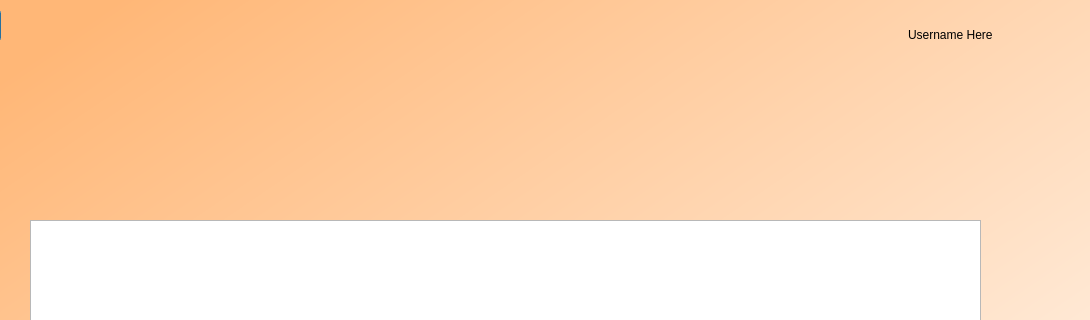
Before: the Qt Designer form adminMngmnt.ui in cnTalon/READ, drawn with Qt 5; both pictures show x 110 to 1200 and y 0 to 320 of the 1200 by 802 pixel window.
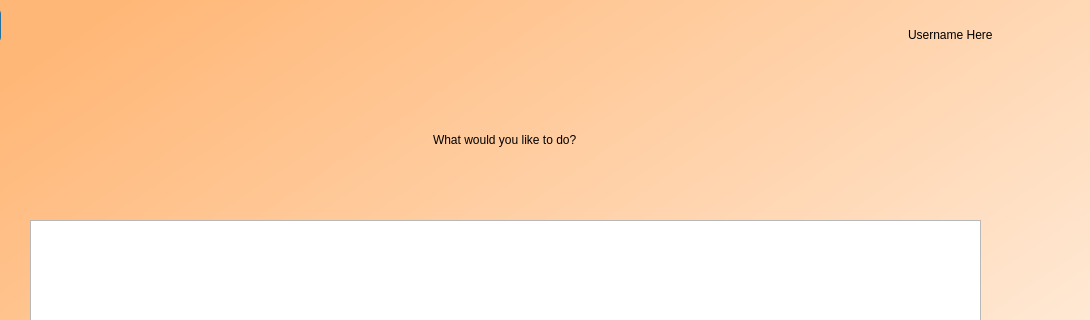
After: the same form once the commit is applied.

Commit message: display all users for admin works

```diff
--- a/adminMngmnt.ui
+++ b/adminMngmnt.ui
@@ -42,28 +42,6 @@
      <string/>
     </property>
    </widget>
-   <widget class="QWidget" name="verticalLayoutWidget">
-    <property name="geometry">
-     <rect>
-      <x>240</x>
-      <y>90</y>
-      <width>751</width>
-      <height>80</height>
-     </rect>
-    </property>
-    <layout class="QVBoxLayout" name="verticalLayout">
-     <item alignment="Qt::AlignHCenter|Qt::AlignVCenter">
-      <widget class="QLabel" name="difficulty">
-       <property name="styleSheet">
-        <string notr="true">font: 36pt &quot;DengXian&quot;; color: rgb(0, 0, 0)</string>
-       </property>
-       <property name="text">
-        <string/>
-       </property>
-      </widget>
-     </item>
-    </layout>
-   </widget>
    <widget class="QWidget" name="verticalLayoutWidget_2">
     <property name="geometry">
      <rect>
@@ -117,6 +95,28 @@
      <string>Back</string>
     </property>
    </widget>
+   <widget class="QWidget" name="verticalLayoutWidget">
+    <property name="geometry">
+     <rect>
+      <x>190</x>
+      <y>100</y>
+      <width>851</width>
+      <height>80</height>
+     </rect>
+    </property>
+    <layout class="QVBoxLayout" name="verticalLayout">
+     <item alignment="Qt::AlignHCenter">
+      <widget class="QLabel" name="label">
+       <property name="styleSheet">
+        <string notr="true">font: 36pt &quot;DengXian&quot;; color: rgb(0, 0, 0)</string>
+       </property>
+       <property name="text">
+        <string>What would you like to do?</string>
+       </property>
+      </widget>
+     </item>
+    </layout>
+   </widget>
   </widget>
  </widget>
  <resources/>
```
The commit also changes 1 other file.
